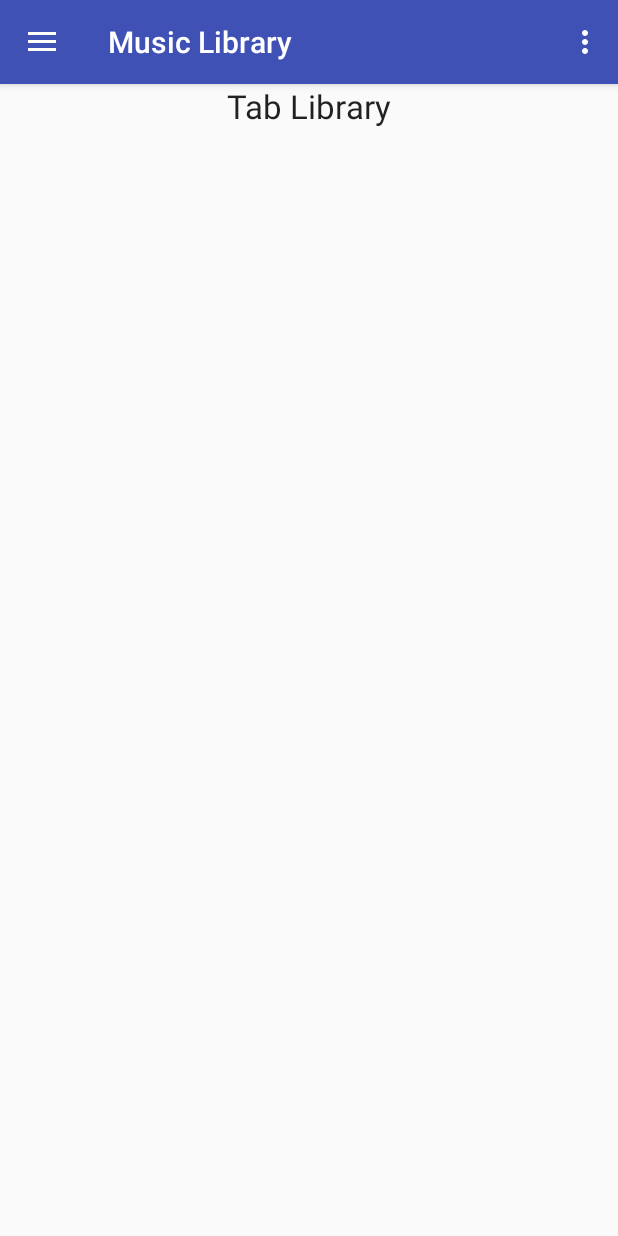
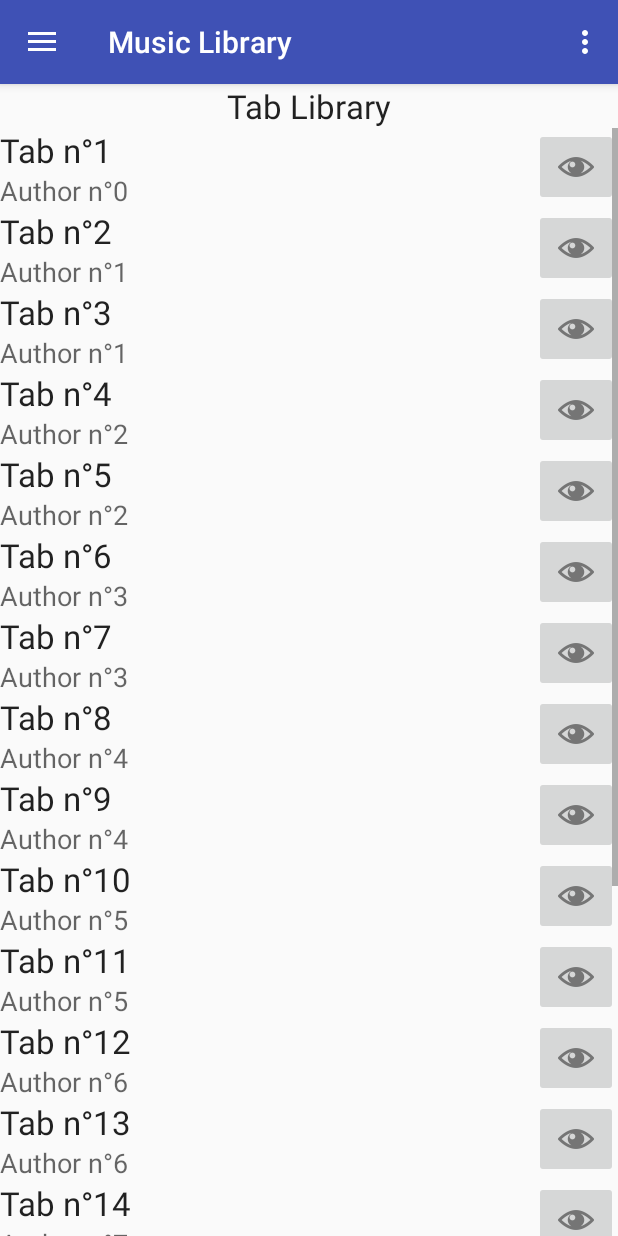
Before and after one commit to NicolasMinghetti/tabmaster, an Android app: the screen it shows after launch (MainActivity), after a tap on "Music Library", on a phone screen of 412 x 824 dp. Run offline under Robolectric (Android 15) with nearby library versions, the phone set to English and light mode, and no system bars; libraries missing offline, so code that uses them is left out: com.facebook; 2 statements that could not run were skipped; 1 other tap on this screen came first.

Commit message:
Implements tabs library skeleton

```diff
--- a/app/src/main/java/fr/insalyon/pi/tabmaster/MainActivity.java
+++ b/app/src/main/java/fr/insalyon/pi/tabmaster/MainActivity.java
@@ -1,12 +1,8 @@
 package fr.insalyon.pi.tabmaster;
 
-import android.content.Intent;
 import android.os.Bundle;
 import android.support.v4.app.Fragment;
 import android.support.v4.app.FragmentManager;
-import android.support.v4.app.FragmentTransaction;
-import android.support.v4.app.ListFragment;
-import android.view.View;
 import android.support.design.widget.NavigationView;
 import android.support.v4.view.GravityCompat;
 import android.support.v4.widget.DrawerLayout;
@@ -23,7 +19,7 @@ import com.facebook.FacebookSdk;
 import com.facebook.Profile;
 
 import fr.insalyon.pi.tabmaster.fragments.FacebookConnectFragment;
-import fr.insalyon.pi.tabmaster.fragments.LibraryFragment;
+import fr.insalyon.pi.tabmaster.fragments.TabLibraryFragment;
 import fr.insalyon.pi.tabmaster.fragments.RecordFragment;
 import fr.insalyon.pi.tabmaster.fragments.ScrollFragment;
 
@@ -103,7 +99,7 @@ public class MainActivity extends AppCompatActivity
             // Go into user's library
             // A faire UGO
             try {
-                fragment = new LibraryFragment().newInstance();
+                fragment = new TabLibraryFragment().newInstance();
             } catch (Exception e) {
                 e.printStackTrace();
             }
--- /dev/null
+++ b/app/src/main/java/fr/insalyon/pi/tabmaster/adapters/TabAdapter.java
@@ -0,0 +1,99 @@
+package fr.insalyon.pi.tabmaster.adapters;
+
+import android.content.Context;
+import android.support.v7.widget.RecyclerView;
+import android.util.Log;
+import android.view.LayoutInflater;
+import android.view.View;
+import android.view.ViewGroup;
+import android.widget.ImageButton;
+import android.widget.TextView;
+
+import java.util.List;
+
+import fr.insalyon.pi.tabmaster.R;
+import fr.insalyon.pi.tabmaster.models.TabRessource;
+
+/**
+ * Created by Ugo on 31/05/2016.
+ */
+// Create the basic adapter extending from RecyclerView.Adapter
+// Note that we specify the custom ViewHolder which gives us access to our views
+public class TabAdapter extends RecyclerView.Adapter<TabAdapter.ViewHolder> {
+
+    // Store a member variable for the tabs
+    private List<TabRessource> mTabs;
+
+    // Provide a direct reference to each of the views within a data item
+    // Used to cache the views within the item layout for fast access
+    public static class ViewHolder extends RecyclerView.ViewHolder {
+
+        // Your holder should contain a member variable for any view that will be set as you render a rowaccess
+        private TextView titleTV;
+        private TextView authorTV;
+        private ImageButton openBtn;
+
+        public ViewHolder(View itemView) {
+
+            // Stores the itemView in a public final member variable that can be used
+            // to access the context from any ViewHolder instance.
+            super(itemView);
+
+            // Define click listener for the ViewHolder's View.
+            /*
+            v.setOnClickListener(new View.OnClickListener() {
+                @Override
+                public void onClick(View v) {
+                }
+            });
+            */
+            titleTV = (TextView) itemView.findViewById(R.id.titleTV);
+            authorTV = (TextView) itemView.findViewById(R.id.authorTV);
+            openBtn = (ImageButton) itemView.findViewById(R.id.openButton);
+        }
+    }
+
+    // Pass in the tab array into the constructor
+    public TabAdapter(List<TabRessource> tabs) {
+        Log.d("TabAdapter", "Getting tabs list...");
+        Log.d("TabAdapter", "Got tab list from fragment : " + tabs.get(12).getAuthor());
+        mTabs = tabs;
+        Log.d("TabAdapter", "PASSED : tabs list caught : " + mTabs.get(12).getAuthor());
+    }
+
+    // Usually involves inflating a layout from XML and returning the holder
+    @Override
+    public ViewHolder onCreateViewHolder(ViewGroup parent, int viewType) {
+        Context context = parent.getContext();
+        LayoutInflater inflater = LayoutInflater.from(context);
+
+        // Inflate the custom layout
+        View tabView = inflater.inflate(R.layout.tab_lib_item, parent, false);
+
+        // Return a new holder instance
+        ViewHolder viewHolder = new ViewHolder(tabView);
+        return viewHolder;
+    }
+
+    // Involves populating data into the item through holder
+    @Override
+    public void onBindViewHolder(TabAdapter.ViewHolder viewHolder, int position) {
+        // Get the data model based on position
+        TabRessource tab = mTabs.get(position);
+
+        // Set item views based on the data model
+        TextView title = viewHolder.titleTV;
+        title.setText(tab.getTitle());
+
+        TextView author = viewHolder.authorTV;
+        author.setText(tab.getAuthor());
+
+        ImageButton openButton = viewHolder.openBtn;
+    }
+
+    // Return the total count of items
+    @Override
+    public int getItemCount() {
+        return mTabs.size();
+    }
+}
--- a/app/src/main/java/fr/insalyon/pi/tabmaster/fragments/LibraryFragment.java
+++ /dev/null
@@ -1,40 +0,0 @@
-package fr.insalyon.pi.tabmaster.fragments;
-
-import android.content.Context;
-import android.os.Bundle;
-import android.view.LayoutInflater;
-import android.view.View;
-import android.view.ViewGroup;
-import android.widget.TextView;
-
-import fr.insalyon.pi.tabmaster.R;
-
-/**
- * Created by Ugo on 31/05/2016.
- */
-public class LibraryFragment extends android.support.v4.app.Fragment {
-
-    TextView title;
-    Context ctx;
-
-    public static LibraryFragment newInstance() {
-        LibraryFragment newFragment = new LibraryFragment();
-        return newFragment;
-    }
-
-    public View onCreateView(LayoutInflater inflater, ViewGroup container, Bundle savedInstanceState) {
-        //Main view containing all the UI elements
-        View view = inflater.inflate(R.layout.library_fragment, container, false);
-
-        //Instancing UI elements
-        title = (TextView)view.findViewById(R.id.tab_lib_title);
-        return view;
-    }
-
-    public void onActivityCreated(Bundle savedInstanceState) {
-        super.onActivityCreated(savedInstanceState);
-        //Get activity that uses this fragment
-        ctx = getActivity();
-    }
-
-}
--- /dev/null
+++ b/app/src/main/java/fr/insalyon/pi/tabmaster/fragments/TabLibraryFragment.java
@@ -0,0 +1,68 @@
+package fr.insalyon.pi.tabmaster.fragments;
+
+import android.content.Context;
+import android.os.Bundle;
+import android.support.v7.widget.LinearLayoutManager;
+import android.support.v7.widget.RecyclerView;
+import android.util.Log;
+import android.view.LayoutInflater;
+import android.view.View;
+import android.view.ViewGroup;
+import android.widget.TextView;
+
+import java.util.ArrayList;
+
+import fr.insalyon.pi.tabmaster.R;
+import fr.insalyon.pi.tabmaster.adapters.TabAdapter;
+import fr.insalyon.pi.tabmaster.models.TabRessource;
+
+/**
+ * Created by Ugo on 31/05/2016.
+ */
+public class TabLibraryFragment extends android.support.v4.app.Fragment {
+
+    private ArrayList<TabRessource> tabs;
+    private TextView title;
+    private Context ctx;
+    private RecyclerView mRecyclerView;
+    private RecyclerView.Adapter mAdapter;
+    private RecyclerView.LayoutManager mLayoutManager;
+
+    public static TabLibraryFragment newInstance() {
+        TabLibraryFragment newFragment = new TabLibraryFragment();
+        return newFragment;
+    }
+
+    public void onActivityCreated(Bundle savedInstanceState) {
+        super.onActivityCreated(savedInstanceState);
+        //Get activity that uses this fragment
+        ctx = getActivity();
+    }
+
+    public View onCreateView(LayoutInflater inflater, ViewGroup container, Bundle savedInstanceState) {
+        tabs = TabRessource.createTabsList(20);
+        Log.d("TabLibraryFragment", "PASSED : tabs list created : " + tabs.get(12).getAuthor());
+
+        //Main view containing all the UI elements
+        View view = inflater.inflate(R.layout.tab_library_fragment, container, false);
+
+        //Instancing UI elements
+        title = (TextView)view.findViewById(R.id.tab_lib_title);
+
+        //Instancing recycler view
+        mRecyclerView = (RecyclerView) view.findViewById(R.id.tab_lib_recycle_view);
+        Log.d("TabLibraryFragment", "PASSED : RecyclerView instantiated");
+        // use this setting to improve performance if you know that changes in content do not change the layout size of the RecyclerView
+        mRecyclerView.setHasFixedSize(true);
+        // use a linear layout manager
+        mLayoutManager = new LinearLayoutManager(ctx);
+        mRecyclerView.setLayoutManager(mLayoutManager);
+        Log.d("TabLibraryFragment", "PASSED : LayoutManager set");
+        // specify an adapter (see also next example)
+        mAdapter = new TabAdapter(tabs);
+        mRecyclerView.setAdapter(mAdapter);
+        Log.d("TabLibraryFragment", "PASSED : TabAdapter set");
+
+        return view;
+    }
+}
--- /dev/null
+++ b/app/src/main/java/fr/insalyon/pi/tabmaster/models/TabRessource.java
@@ -0,0 +1,34 @@
+package fr.insalyon.pi.tabmaster.models;
+
+import java.util.ArrayList;
+
+/**
+ * Created by Ugo on 31/05/2016.
+ */
+
+//Object defining a tab item
+public class TabRessource {
+    private String title;
+    private String author;
+
+    public TabRessource (String newTitle, String newAuthor){
+        title = newTitle;
+        author = newAuthor;
+    }
+
+    public String getTitle(){return title;}
+    public String getAuthor(){return author;}
+
+    private static int lastTabID = 0;
+
+    public static ArrayList<TabRessource> createTabsList(int nbTabs) {
+        ArrayList<TabRessource> tabs = new ArrayList<TabRessource>();
+
+        for (int i = 1; i <= nbTabs; i++) {
+            tabs.add(new TabRessource("Tab n°" + ++lastTabID, "Author n°" + lastTabID/2));
+        }
+
+        return tabs;
+    }
+
+}
--- /dev/null
+++ b/app/src/main/res/layout/tab_lib_item.xml
@@ -0,0 +1,45 @@
+<?xml version="1.0" encoding="utf-8"?>
+<LinearLayout xmlns:android="http://schemas.android.com/apk/res/android"
+    android:orientation="horizontal"
+    android:layout_width="match_parent"
+    android:layout_height="wrap_content"
+    android:baselineAligned="false">
+
+    <LinearLayout
+        android:orientation="vertical"
+        android:layout_width="match_parent"
+        android:layout_height="match_parent"
+        android:layout_weight="2">
+
+        <TextView
+            android:layout_width="wrap_content"
+            android:layout_height="wrap_content"
+            android:textAppearance="?android:attr/textAppearanceLarge"
+            android:text="Medium Text"
+            android:id="@+id/titleTV"
+            android:layout_gravity="left" />
+
+        <TextView
+            android:layout_width="wrap_content"
+            android:layout_height="wrap_content"
+            android:textAppearance="?android:attr/textAppearanceMedium"
+            android:text="Small Text"
+            android:id="@+id/authorTV"
+            android:layout_gravity="left" />
+    </LinearLayout>
+
+    <FrameLayout
+        android:layout_width="match_parent"
+        android:layout_height="match_parent"
+        android:layout_gravity="right"
+        android:layout_weight="1">
+
+        <ImageButton
+            android:layout_width="wrap_content"
+            android:layout_height="wrap_content"
+            android:id="@+id/openButton"
+            android:layout_gravity="right"
+            android:src="@drawable/ic_eye_open"
+            android:contentDescription="Open tab" />
+    </FrameLayout>
+</LinearLayout>
--- a/app/src/main/res/layout/library_fragment.xml
+++ b/app/src/main/res/layout/tab_library_fragment.xml
@@ -10,4 +10,11 @@
         android:text="Tab Library"
         android:id="@+id/tab_lib_title"
         android:layout_gravity="center_horizontal" />
+
+    <android.support.v7.widget.RecyclerView
+        android:id="@+id/tab_lib_recycle_view"
+        android:scrollbars="vertical"
+        android:layout_width="match_parent"
+        android:layout_height="match_parent"/>
+
 </LinearLayout>
```
Also changed, not shown: app/src/main/ic_eye_open-web.png (added), app/src/main/res/drawable-hdpi/aaa_dummy_droid.png (added), app/src/main/res/drawable-hdpi/ic_eye_open.png (added), app/src/main/res/drawable-mdpi/aaa_dummy_droid.png (added), app/src/main/res/drawable-mdpi/ic_eye_open.png (added), app/src/main/res/drawable-xhdpi/aaa_dummy_droid.png (added), app/src/main/res/drawable-xhdpi/ic_eye_open.png (added), app/src/main/res/drawable-xxhdpi/aaa_dummy_droid.png (added), app/src/main/res/drawable-xxhdpi/ic_eye_open.png (added).
